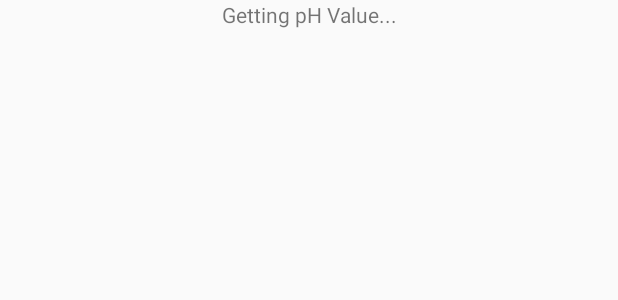
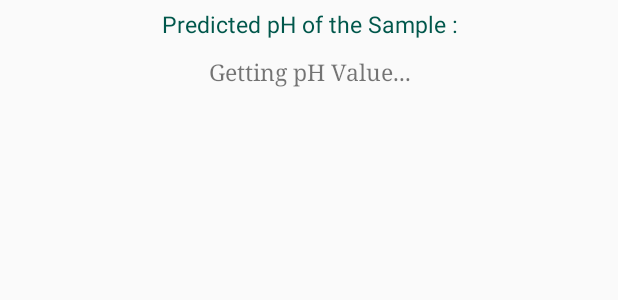
Before and after one commit to JayjeetAtGithub/pH-Finder-Offline, an Android app: the layout activity_request.xml on its own in the app's theme, with its tools: preview values and no code run, on a phone screen of 412 x 824 dp. Shown: the top 300 px of the screen. Run offline under Robolectric (Android 15) with nearby library versions, the phone set to English and light mode, and no system bars; network calls fail.

Commit message:
Style modified

```diff
--- a/app/src/main/res/layout/activity_main.xml
+++ b/app/src/main/res/layout/activity_main.xml
@@ -15,16 +15,12 @@
 
     <TextView
         android:id="@+id/text_view"
-        android:text="RGB Values"
+        android:textAlignment="center"
+        android:textColor="@color/colorPrimary"
+        android:text="Tap at a point to get the rgb value !"
         android:layout_width="match_parent"
         android:layout_height="wrap_content"
         android:layout_margin="10dp"/>
-
-    <!--<Button-->
-        <!--android:id="@+id/camera_button"-->
-        <!--android:layout_width="match_parent"-->
-        <!--android:layout_height="wrap_content"-->
-        <!--android:text="From Camera"/>-->
 
 
     <Button
--- a/app/src/main/res/layout/activity_request.xml
+++ b/app/src/main/res/layout/activity_request.xml
@@ -8,8 +8,20 @@
     android:orientation="vertical">
 
     <TextView
+        android:layout_width="match_parent"
+        android:layout_height="wrap_content"
+        android:text="Predicted pH of the Sample :"
+        android:textAlignment="center"
+        android:layout_margin="5dp"
+        android:textSize="15dp"
+        android:textColor="@color/colorPrimaryDark"/>
+
+    <TextView
         android:id="@+id/result_text_view"
         android:textAlignment="center"
+        android:fontFamily="serif"
+        android:layout_margin="5dp"
+        android:textSize="15dp"
         android:layout_width="match_parent"
         android:layout_height="wrap_content"
         android:text="Getting pH Value..."/>
```
